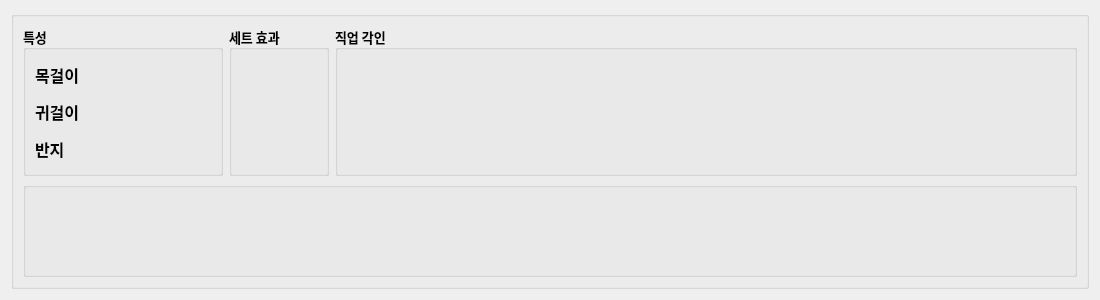
First picture: the form in tools/setting_adviser/ui/setting_widget.ui, repository Wseop/Qt_LoaTools, before the edit.
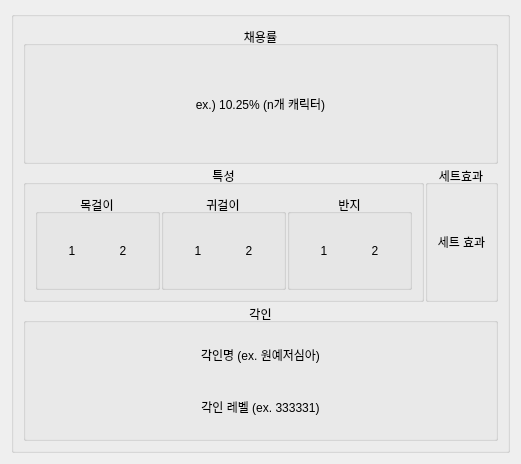
Second picture: the form after the edit.

Commit message: CLN:Refactor SettingAdvisor (use SettingV2 collection)

The edit to the form file:
```diff
--- a/tools/setting_adviser/ui/setting_widget.ui
+++ b/tools/setting_adviser/ui/setting_widget.ui
@@ -6,105 +6,90 @@
    <rect>
     <x>0</x>
     <y>0</y>
-    <width>1100</width>
-    <height>300</height>
+    <width>498</width>
+    <height>464</height>
    </rect>
   </property>
-  <property name="maximumSize">
-   <size>
-    <width>16777215</width>
-    <height>300</height>
-   </size>
-  </property>
   <property name="windowTitle">
    <string>Form</string>
   </property>
-  <layout class="QVBoxLayout" name="verticalLayout_4">
+  <layout class="QVBoxLayout" name="verticalLayout">
+   <property name="spacing">
+    <number>1</number>
+   </property>
    <item>
-    <widget class="QGroupBox" name="groupSetting">
-     <property name="maximumSize">
-      <size>
-       <width>16777215</width>
-       <height>300</height>
-      </size>
-     </property>
-     <property name="font">
-      <font>
-       <family>나눔스퀘어 네오 ExtraBold</family>
-       <pointsize>14</pointsize>
-       <bold>true</bold>
-      </font>
-     </property>
+    <widget class="QGroupBox" name="groupSettingWidget">
      <property name="title">
       <string/>
      </property>
-     <property name="alignment">
-      <set>Qt::AlignLeading|Qt::AlignLeft|Qt::AlignTop</set>
-     </property>
      <layout class="QVBoxLayout" name="verticalLayout_5">
+      <property name="spacing">
+       <number>1</number>
+      </property>
       <item>
-       <layout class="QHBoxLayout" name="hLayout1">
+       <widget class="QGroupBox" name="groupRate">
+        <property name="title">
+         <string>채용률</string>
+        </property>
+        <property name="alignment">
+         <set>Qt::AlignCenter</set>
+        </property>
+        <layout class="QVBoxLayout" name="verticalLayout_4">
+         <property name="spacing">
+          <number>1</number>
+         </property>
+         <item>
+          <widget class="QLabel" name="lbRate">
+           <property name="text">
+            <string>ex.) 10.25% (n개 캐릭터)</string>
+           </property>
+           <property name="alignment">
+            <set>Qt::AlignCenter</set>
+           </property>
+          </widget>
+         </item>
+        </layout>
+       </widget>
+      </item>
+      <item>
+       <layout class="QHBoxLayout" name="hLayoutAbilitySetEffect">
+        <property name="spacing">
+         <number>1</number>
+        </property>
         <item>
          <widget class="QGroupBox" name="groupAbility">
-          <property name="minimumSize">
-           <size>
-            <width>0</width>
-            <height>150</height>
-           </size>
-          </property>
-          <property name="maximumSize">
-           <size>
-            <width>200</width>
-            <height>150</height>
-           </size>
-          </property>
-          <property name="font">
-           <font>
-            <family>나눔스퀘어 네오 ExtraBold</family>
-            <pointsize>10</pointsize>
-            <bold>true</bold>
-           </font>
-          </property>
           <property name="title">
            <string>특성</string>
           </property>
-          <layout class="QVBoxLayout" name="verticalLayout_2">
-           <item>
-            <layout class="QHBoxLayout" name="hLayoutNeck">
-             <item>
-              <widget class="QLabel" name="label_2">
-               <property name="maximumSize">
-                <size>
-                 <width>50</width>
-                 <height>16777215</height>
-                </size>
-               </property>
-               <property name="font">
-                <font>
-                 <family>나눔스퀘어 네오 ExtraBold</family>
-                 <pointsize>12</pointsize>
-                 <bold>true</bold>
-                </font>
-               </property>
-               <property name="text">
+          <property name="alignment">
+           <set>Qt::AlignCenter</set>
+          </property>
+          <layout class="QHBoxLayout" name="horizontalLayout_3">
+           <property name="spacing">
+            <number>1</number>
+           </property>
+           <item>
+            <widget class="QGroupBox" name="groupNeck">
+             <property name="title">
                 <string>목걸이</string>
                </property>
                <property name="alignment">
-                <set>Qt::AlignLeading|Qt::AlignLeft|Qt::AlignVCenter</set>
-               </property>
-              </widget>
-             </item>
+              <set>Qt::AlignCenter</set>
+             </property>
+             <layout class="QHBoxLayout" name="horizontalLayout_4">
+              <property name="spacing">
+               <number>1</number>
+              </property>
              <item>
               <widget class="QLabel" name="lbNeck1">
-               <property name="font">
-                <font>
-                 <family>나눔스퀘어 네오 Bold</family>
-                 <pointsize>12</pointsize>
-                 <bold>true</bold>
-                </font>
+                <property name="minimumSize">
+                 <size>
+                  <width>50</width>
+                  <height>0</height>
+                 </size>
                </property>
                <property name="text">
-                <string/>
+                 <string>1</string>
                </property>
                <property name="alignment">
                 <set>Qt::AlignCenter</set>
@@ -113,59 +98,45 @@
              </item>
              <item>
               <widget class="QLabel" name="lbNeck2">
-               <property name="font">
-                <font>
-                 <family>나눔스퀘어 네오 Bold</family>
-                 <pointsize>12</pointsize>
-                 <bold>true</bold>
-                </font>
-               </property>
-               <property name="text">
-                <string/>
-               </property>
-               <property name="alignment">
-                <set>Qt::AlignCenter</set>
-               </property>
-              </widget>
-             </item>
-            </layout>
-           </item>
-           <item>
-            <layout class="QHBoxLayout" name="hLayoutEar">
-             <item>
-              <widget class="QLabel" name="label_5">
-               <property name="maximumSize">
+                <property name="minimumSize">
                 <size>
                  <width>50</width>
-                 <height>16777215</height>
-                </size>
-               </property>
-               <property name="font">
-                <font>
-                 <family>나눔스퀘어 네오 ExtraBold</family>
-                 <pointsize>12</pointsize>
-                 <bold>true</bold>
-                </font>
-               </property>
+                  <height>0</height>
+                 </size>
+                </property>
                <property name="text">
+                 <string>2</string>
+                </property>
+                <property name="alignment">
+                 <set>Qt::AlignCenter</set>
+                </property>
+               </widget>
+              </item>
+             </layout>
+            </widget>
+           </item>
+           <item>
+            <widget class="QGroupBox" name="groupEar">
+             <property name="title">
                 <string>귀걸이</string>
                </property>
                <property name="alignment">
-                <set>Qt::AlignLeading|Qt::AlignLeft|Qt::AlignVCenter</set>
-               </property>
-              </widget>
-             </item>
+              <set>Qt::AlignCenter</set>
+             </property>
+             <layout class="QHBoxLayout" name="horizontalLayout_5">
+              <property name="spacing">
+               <number>1</number>
+              </property>
              <item>
               <widget class="QLabel" name="lbEar1">
-               <property name="font">
-                <font>
-                 <family>나눔스퀘어 네오 Bold</family>
-                 <pointsize>12</pointsize>
-                 <bold>true</bold>
-                </font>
+                <property name="minimumSize">
+                 <size>
+                  <width>50</width>
+                  <height>0</height>
+                 </size>
                </property>
                <property name="text">
-                <string/>
+                 <string>1</string>
                </property>
                <property name="alignment">
                 <set>Qt::AlignCenter</set>
@@ -174,59 +145,45 @@
              </item>
              <item>
               <widget class="QLabel" name="lbEar2">
-               <property name="font">
-                <font>
-                 <family>나눔스퀘어 네오 Bold</family>
-                 <pointsize>12</pointsize>
-                 <bold>true</bold>
-                </font>
-               </property>
-               <property name="text">
-                <string/>
-               </property>
-               <property name="alignment">
-                <set>Qt::AlignCenter</set>
-               </property>
-              </widget>
-             </item>
-            </layout>
-           </item>
-           <item>
-            <layout class="QHBoxLayout" name="hLayoutRing">
-             <item>
-              <widget class="QLabel" name="label_8">
-               <property name="maximumSize">
+                <property name="minimumSize">
                 <size>
                  <width>50</width>
-                 <height>16777215</height>
-                </size>
-               </property>
-               <property name="font">
-                <font>
-                 <family>나눔스퀘어 네오 ExtraBold</family>
-                 <pointsize>12</pointsize>
-                 <bold>true</bold>
-                </font>
-               </property>
+                  <height>0</height>
+                 </size>
+                </property>
                <property name="text">
+                 <string>2</string>
+                </property>
+                <property name="alignment">
+                 <set>Qt::AlignCenter</set>
+                </property>
+               </widget>
+              </item>
+             </layout>
+            </widget>
+           </item>
+           <item>
+            <widget class="QGroupBox" name="groupRing">
+             <property name="title">
                 <string>반지</string>
                </property>
                <property name="alignment">
-                <set>Qt::AlignLeading|Qt::AlignLeft|Qt::AlignVCenter</set>
-               </property>
-              </widget>
-             </item>
+              <set>Qt::AlignCenter</set>
+             </property>
+             <layout class="QHBoxLayout" name="horizontalLayout_6">
+              <property name="spacing">
+               <number>1</number>
+              </property>
              <item>
               <widget class="QLabel" name="lbRing1">
-               <property name="font">
-                <font>
-                 <family>나눔스퀘어 네오 Bold</family>
-                 <pointsize>12</pointsize>
-                 <bold>true</bold>
-                </font>
+                <property name="minimumSize">
+                 <size>
+                  <width>50</width>
+                  <height>0</height>
+                 </size>
                </property>
                <property name="text">
-                <string/>
+                 <string>1</string>
                </property>
                <property name="alignment">
                 <set>Qt::AlignCenter</set>
@@ -235,15 +192,14 @@
              </item>
              <item>
               <widget class="QLabel" name="lbRing2">
-               <property name="font">
-                <font>
-                 <family>나눔스퀘어 네오 Bold</family>
-                 <pointsize>12</pointsize>
-                 <bold>true</bold>
-                </font>
+                <property name="minimumSize">
+                 <size>
+                  <width>50</width>
+                  <height>0</height>
+                 </size>
                </property>
                <property name="text">
-                <string/>
+                 <string>2</string>
                </property>
                <property name="alignment">
                 <set>Qt::AlignCenter</set>
@@ -251,46 +207,24 @@
               </widget>
              </item>
             </layout>
+            </widget>
            </item>
           </layout>
          </widget>
         </item>
         <item>
          <widget class="QGroupBox" name="groupSetEffect">
-          <property name="minimumSize">
-           <size>
-            <width>0</width>
-            <height>150</height>
-           </size>
-          </property>
-          <property name="maximumSize">
-           <size>
-            <width>100</width>
-            <height>150</height>
-           </size>
-          </property>
-          <property name="font">
-           <font>
-            <family>나눔스퀘어 네오 ExtraBold</family>
-            <pointsize>10</pointsize>
-            <bold>true</bold>
-           </font>
-          </property>
           <property name="title">
-           <string>세트 효과</string>
+           <string>세트효과</string>
           </property>
-          <layout class="QVBoxLayout" name="verticalLayout_3">
+          <property name="alignment">
+           <set>Qt::AlignCenter</set>
+          </property>
+          <layout class="QVBoxLayout" name="verticalLayout_2">
            <item>
             <widget class="QLabel" name="lbSetEffect">
-             <property name="font">
-              <font>
-               <family>나눔스퀘어 네오 Bold</family>
-               <pointsize>12</pointsize>
-               <bold>true</bold>
-              </font>
-             </property>
              <property name="text">
-              <string/>
+              <string>세트 효과</string>
              </property>
              <property name="alignment">
               <set>Qt::AlignCenter</set>
@@ -300,57 +234,48 @@
           </layout>
          </widget>
         </item>
-        <item>
-         <widget class="QGroupBox" name="groupClassEngrave">
-          <property name="minimumSize">
-           <size>
-            <width>0</width>
-            <height>150</height>
-           </size>
-          </property>
-          <property name="maximumSize">
-           <size>
-            <width>16777215</width>
-            <height>150</height>
-           </size>
-          </property>
-          <property name="font">
-           <font>
-            <family>나눔스퀘어 네오 ExtraBold</family>
-            <pointsize>10</pointsize>
-            <bold>true</bold>
-           </font>
-          </property>
-          <property name="title">
-           <string>직업 각인</string>
-          </property>
-          <layout class="QVBoxLayout" name="vLayoutClassEngrave"/>
-         </widget>
-        </item>
        </layout>
       </item>
       <item>
        <widget class="QGroupBox" name="groupEngrave">
-        <property name="maximumSize">
-         <size>
-          <width>16777215</width>
-          <height>120</height>
-         </size>
-        </property>
-        <property name="font">
-         <font>
-          <family>나눔스퀘어 네오 ExtraBold</family>
-          <pointsize>10</pointsize>
-          <bold>true</bold>
-         </font>
-        </property>
         <property name="title">
-         <string/>
+         <string>각인</string>
         </property>
         <property name="alignment">
-         <set>Qt::AlignLeading|Qt::AlignLeft|Qt::AlignVCenter</set>
+         <set>Qt::AlignCenter</set>
         </property>
-        <layout class="QHBoxLayout" name="hLayoutNormalEngrave"/>
+        <layout class="QVBoxLayout" name="verticalLayout_3">
+         <property name="spacing">
+          <number>6</number>
+         </property>
+         <item>
+          <layout class="QHBoxLayout" name="hLayoutEngraveIcon">
+           <property name="spacing">
+            <number>1</number>
+           </property>
+          </layout>
+         </item>
+         <item>
+          <widget class="QLabel" name="lbEngraveName">
+           <property name="text">
+            <string>각인명 (ex. 원예저심아)</string>
+           </property>
+           <property name="alignment">
+            <set>Qt::AlignCenter</set>
+           </property>
+          </widget>
+         </item>
+         <item>
+          <widget class="QLabel" name="lbEngraveLevel">
+           <property name="text">
+            <string>각인 레벨 (ex. 333331)</string>
+           </property>
+           <property name="alignment">
+            <set>Qt::AlignCenter</set>
+           </property>
+          </widget>
+         </item>
+        </layout>
        </widget>
       </item>
      </layout>
```
Lines whose indentation alone changed are shown as unchanged. The commit also changes 9 other files.
